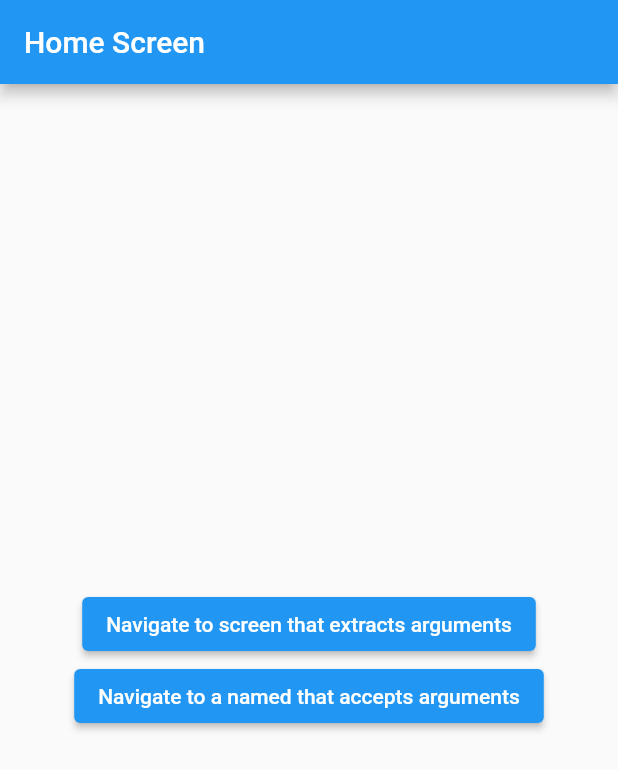
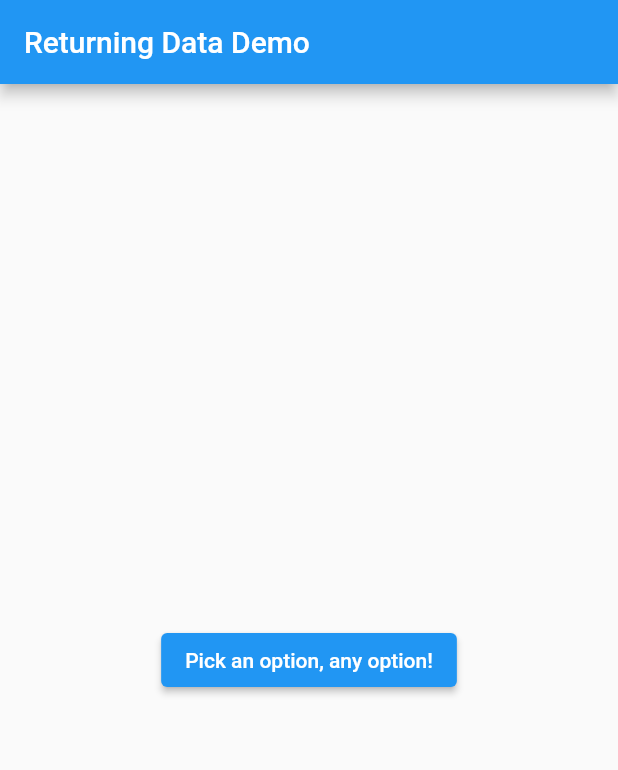
Before and after one commit to deevarindu/flutter_cookbook_navigation, a Flutter app: the screen it shows after launch, on a phone screen of 412 x 824 dp. Shown: the top 770 px of the screen. Run offline on Flutter 3.47's test engine with Material 2 defaults, Android fonts, the phone set to English and light mode, and no system bars.

Commit message:
return data from screen

```diff
--- a/lib/app.dart
+++ b/lib/app.dart
@@ -10,7 +10,7 @@ class App extends StatelessWidget {
   Widget build(BuildContext context) {
     return MaterialApp(
       debugShowCheckedModeBanner: false,
-      title: 'Named Routes Demo',
+      title: 'Returning Data Demo',
       theme: ThemeData(
         primarySwatch: Colors.blue,
       ),
@@ -33,7 +33,7 @@ class App extends StatelessWidget {
         assert(false, 'Need to implement ${settings.name}');
         return null;
       },
-      home: const HomeScreen(),
+      home: const HomeScreen2(),
     );
   }
 }
--- /dev/null
+++ b/lib/screens/home_screen2.dart
@@ -0,0 +1,19 @@
+import 'package:flutter/material.dart';
+
+import '../widgets/widgets.dart';
+
+class HomeScreen2 extends StatelessWidget {
+  const HomeScreen2({Key? key}) : super(key: key);
+
+  @override
+  Widget build(BuildContext context) {
+    return Scaffold(
+      appBar: AppBar(
+        title: const Text('Returning Data Demo'),
+      ),
+      body: const Center(
+        child: SelectionButton(),
+      ),
+    );
+  }
+}
--- a/lib/screens/screens.dart
+++ b/lib/screens/screens.dart
@@ -3,3 +3,5 @@ export 'detail_screen.dart';
 export 'routes_screen.dart';
 export 'named_routes_screen.dart';
 export 'home_screen.dart';
+export 'home_screen2.dart';
+export 'selection_screen.dart';
--- /dev/null
+++ b/lib/widgets/selection_button.dart
@@ -0,0 +1,34 @@
+import 'package:flutter/material.dart';
+
+import '../screens/screens.dart';
+
+class SelectionButton extends StatelessWidget {
+  const SelectionButton({Key? key}) : super(key: key);
+
+  @override
+  Widget build(BuildContext context) {
+    return ElevatedButton(
+      onPressed: () {
+        _navigateAndDisplaySelection(context);
+      },
+      child: const Text('Pick an option, any option!'),
+    );
+  }
+
+  void _navigateAndDisplaySelection(BuildContext context) async {
+    final result = await Navigator.push(
+      context,
+      MaterialPageRoute(
+        builder: (context) => SelectionScreen(),
+      ),
+    );
+
+    ScaffoldMessenger.of(context)
+      ..removeCurrentSnackBar()
+      ..showSnackBar(
+        SnackBar(
+          content: Text('$result'),
+        ),
+      );
+  }
+}
--- a/lib/widgets/widgets.dart
+++ b/lib/widgets/widgets.dart
@@ -1,2 +1,3 @@
 export 'extract_arguments_screen.dart';
 export 'pass_arguments_screen.dart';
+export 'selection_button.dart';
```
Also changed, not shown: lib/screens/selection_screen.dart (added, +39 -0 lines).
